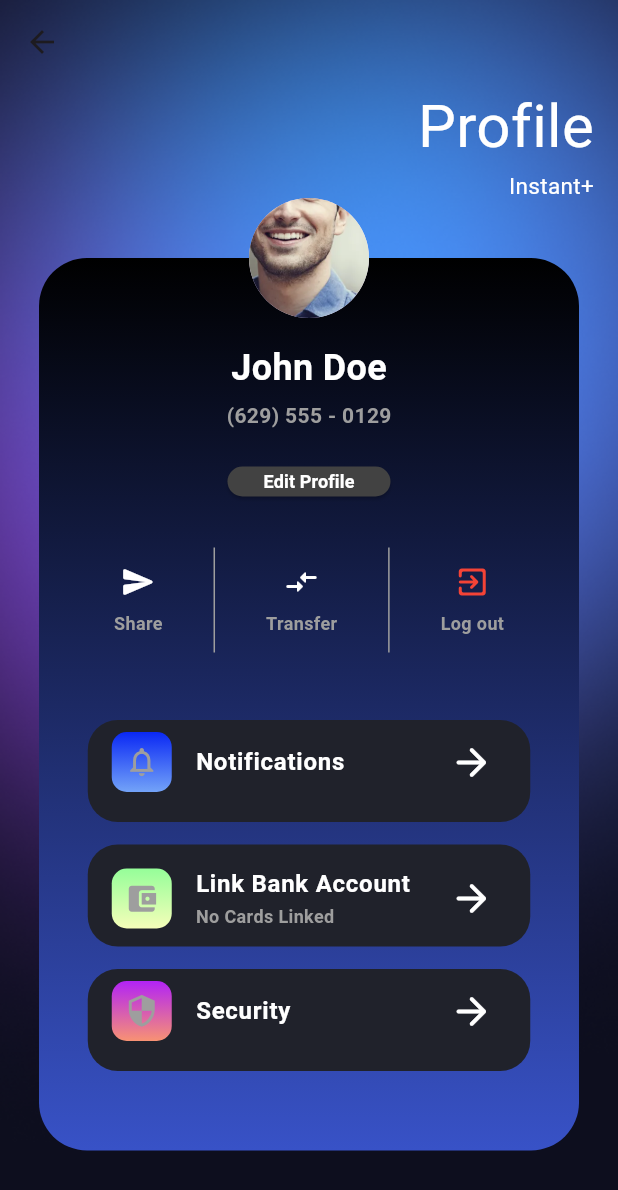
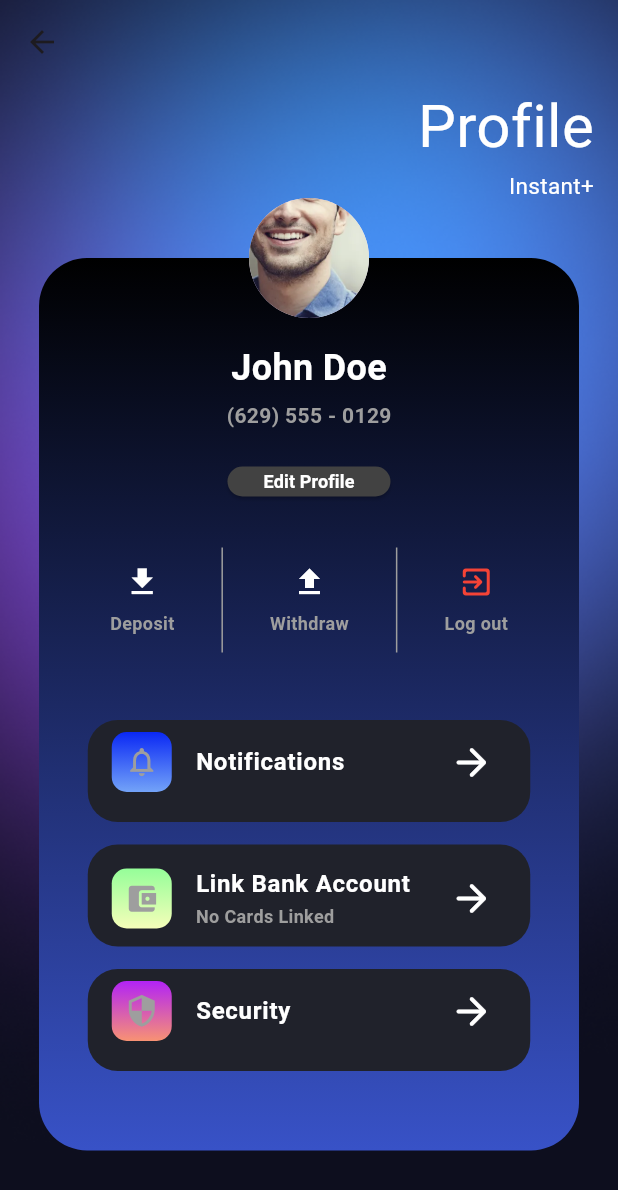
Before and after one commit to Arujan619/Instant-, a Flutter app: the ProfileMain screen opened directly, on a phone screen of 412 x 824 dp. Shown: the top 1190 px of the screen. Run offline on Flutter 3.47's test engine with Material 3 defaults, Android fonts, the phone set to English and light mode, and no system bars; our stand-ins replace firebase_auth, firebase_core, fl_chart, google_sign_in, image_picker, syncfusion_flutter_charts; missing offline and left inert: social_media_buttons; accounts and stored records are empty; Roboto replaces fonts that are missing (Poppins).

Commit message:
Profile: deposit and withraw icons

```diff
--- a/MobileProject/lib/ProfilePage/profile-main.dart
+++ b/MobileProject/lib/ProfilePage/profile-main.dart
@@ -143,17 +143,17 @@ class ProfileMain extends StatelessWidget {
                                 Row(
                                   mainAxisAlignment: MainAxisAlignment.spaceEvenly,
                                   children: [
-                                    // Share
+                                    // Deposit to Vault
                                     Column(
                                       children: const [
                                         Icon(
-                                          Icons.send_rounded,
+                                          Icons.file_download,
                                           color: Colors.white,
                                           size: 24,
                                         ),
                                         SizedBox(height: 7),
                                         Text(
-                                          'Share',
+                                          'Deposit',
                                           style: TextStyle(
                                             color: Colors.grey,
                                             fontWeight: FontWeight.w600,
@@ -167,17 +167,17 @@ class ProfileMain extends StatelessWidget {
                                       width: 1,
                                       color: Colors.grey,
                                     ),
-                                    // Transfer
+                                    // Withdraw from Vault
                                     Column(
                                       children: const [
                                         Icon(
-                                          Icons.compare_arrows_rounded,
+                                          Icons.file_upload,
                                           color: Colors.white,
                                           size: 24,
                                         ),
                                         SizedBox(height: 7),
                                         Text(
-                                          'Transfer',
+                                          'Withdraw',
                                           style: TextStyle(
                                             color: Colors.grey,
                                             fontWeight: FontWeight.w600,
```
